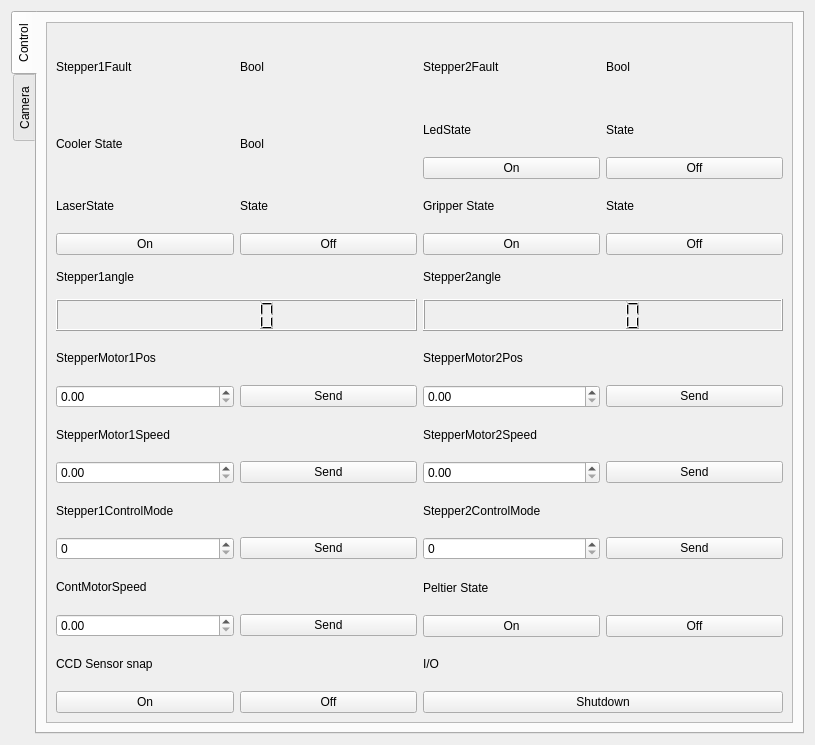
The window that UI_App/qt_ui_files/science_tab_layout.ui (mcgill-robotics/rover) describes before a commit, drawn with Qt 5.
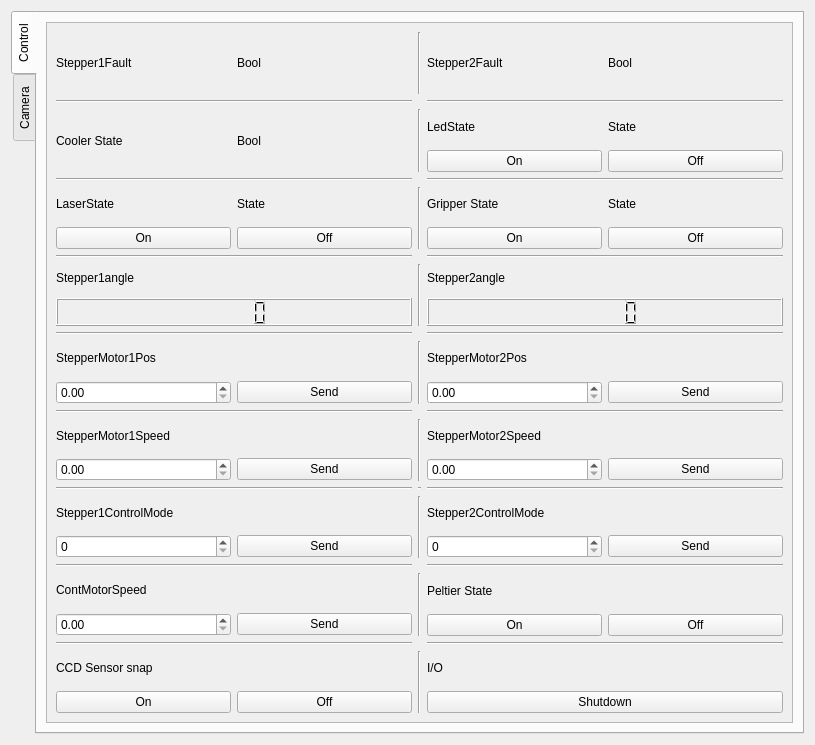
The same window after the commit. The open tabs and pages were chosen to show the change.

Commit message: final ui layouts and py files

```diff
--- a/UI_App/qt_ui_files/science_tab_layout.ui
+++ b/UI_App/qt_ui_files/science_tab_layout.ui
@@ -44,7 +44,7 @@
           <layout class="QGridLayout" name="gridLayout_3">
            <item row="0" column="0">
             <layout class="QGridLayout" name="gridLayout_2">
-             <item row="1" column="1">
+             <item row="2" column="2">
               <layout class="QGridLayout" name="gridLayout_8">
                <item row="0" column="1">
                 <widget class="QLabel" name="ledState_state_label">
@@ -76,7 +76,21 @@
                </item>
               </layout>
              </item>
-             <item row="2" column="0">
+             <item row="6" column="0">
+              <layout class="QGridLayout" name="gridLayout_20">
+               <item row="1" column="0">
+                <widget class="QLCDNumber" name="stepper1angle_display_value"/>
+               </item>
+               <item row="0" column="0">
+                <widget class="QLabel" name="stepper1angle_label">
+                 <property name="text">
+                  <string>Stepper1angle</string>
+                 </property>
+                </widget>
+               </item>
+              </layout>
+             </item>
+             <item row="4" column="0">
               <layout class="QGridLayout" name="gridLayout_9">
                <item row="0" column="1">
                 <widget class="QLabel" name="laserState_state_label">
@@ -108,7 +122,28 @@
                </item>
               </layout>
              </item>
-             <item row="2" column="1">
+             <item row="6" column="2">
+              <layout class="QGridLayout" name="gridLayout_22">
+               <item row="1" column="0">
+                <widget class="QLCDNumber" name="stepper2angle_display_value"/>
+               </item>
+               <item row="0" column="0">
+                <widget class="QLabel" name="stepper2angle_label">
+                 <property name="text">
+                  <string>Stepper2angle</string>
+                 </property>
+                </widget>
+               </item>
+              </layout>
+             </item>
+             <item row="1" column="2">
+              <widget class="Line" name="line_24">
+               <property name="orientation">
+                <enum>Qt::Horizontal</enum>
+               </property>
+              </widget>
+             </item>
+             <item row="4" column="2">
               <layout class="QGridLayout" name="gridLayout_10">
                <item row="0" column="1">
                 <widget class="QLabel" name="gripperState_state_label">
@@ -140,7 +175,14 @@
                </item>
               </layout>
              </item>
-             <item row="5" column="0">
+             <item row="0" column="1">
+              <widget class="Line" name="line">
+               <property name="orientation">
+                <enum>Qt::Vertical</enum>
+               </property>
+              </widget>
+             </item>
+             <item row="10" column="0">
               <layout class="QGridLayout" name="gridLayout_17">
                <item row="0" column="0">
                 <widget class="QLabel" name="stepperMotor1Speed_label">
@@ -161,7 +203,7 @@
                </item>
               </layout>
              </item>
-             <item row="8" column="0">
+             <item row="16" column="0">
               <layout class="QGridLayout" name="gridLayout_11">
                <item row="1" column="1">
                 <widget class="QPushButton" name="ccdSensorSnap_off_button">
@@ -186,7 +228,7 @@
                </item>
               </layout>
              </item>
-             <item row="1" column="0">
+             <item row="2" column="0">
               <layout class="QHBoxLayout" name="horizontalLayout_8">
                <item>
                 <widget class="QLabel" name="coolerState_label">
@@ -204,7 +246,7 @@
                </item>
               </layout>
              </item>
-             <item row="0" column="1">
+             <item row="0" column="2">
               <layout class="QHBoxLayout" name="horizontalLayout_4">
                <item>
                 <widget class="QLabel" name="stepper2Fault_label">
@@ -222,7 +264,7 @@
                </item>
               </layout>
              </item>
-             <item row="7" column="1">
+             <item row="14" column="2">
               <layout class="QGridLayout" name="gridLayout_12">
                <item row="1" column="1">
                 <widget class="QPushButton" name="peltierState_off_button">
@@ -247,7 +289,84 @@
                </item>
               </layout>
              </item>
-             <item row="4" column="0">
+             <item row="7" column="0">
+              <widget class="Line" name="line_17">
+               <property name="orientation">
+                <enum>Qt::Horizontal</enum>
+               </property>
+              </widget>
+             </item>
+             <item row="13" column="2">
+              <widget class="Line" name="line_15">
+               <property name="orientation">
+                <enum>Qt::Horizontal</enum>
+               </property>
+              </widget>
+             </item>
+             <item row="5" column="0">
+              <widget class="Line" name="line_19">
+               <property name="orientation">
+                <enum>Qt::Horizontal</enum>
+               </property>
+              </widget>
+             </item>
+             <item row="7" column="2">
+              <widget class="Line" name="line_18">
+               <property name="orientation">
+                <enum>Qt::Horizontal</enum>
+               </property>
+              </widget>
+             </item>
+             <item row="5" column="2">
+              <widget class="Line" name="line_20">
+               <property name="orientation">
+                <enum>Qt::Horizontal</enum>
+               </property>
+              </widget>
+             </item>
+             <item row="3" column="0">
+              <widget class="Line" name="line_21">
+               <property name="orientation">
+                <enum>Qt::Horizontal</enum>
+               </property>
+              </widget>
+             </item>
+             <item row="1" column="0">
+              <widget class="Line" name="line_23">
+               <property name="orientation">
+                <enum>Qt::Horizontal</enum>
+               </property>
+              </widget>
+             </item>
+             <item row="3" column="2">
+              <widget class="Line" name="line_22">
+               <property name="orientation">
+                <enum>Qt::Horizontal</enum>
+               </property>
+              </widget>
+             </item>
+             <item row="14" column="0">
+              <layout class="QGridLayout" name="gridLayout_15">
+               <item row="0" column="0">
+                <widget class="QLabel" name="contMotorSpeed_label">
+                 <property name="text">
+                  <string>ContMotorSpeed</string>
+                 </property>
+                </widget>
+               </item>
+               <item row="1" column="1">
+                <widget class="QPushButton" name="ContMotorSpeed_send_button">
+                 <property name="text">
+                  <string>Send</string>
+                 </property>
+                </widget>
+               </item>
+               <item row="1" column="0">
+                <widget class="QDoubleSpinBox" name="contMotorSpeed_doubleSpinBox"/>
+               </item>
+              </layout>
+             </item>
+             <item row="8" column="0">
               <layout class="QGridLayout" name="gridLayout_16">
                <item row="0" column="0">
                 <widget class="QLabel" name="stepperMotor1Pos_label">
@@ -286,7 +405,35 @@
                </item>
               </layout>
              </item>
-             <item row="6" column="0">
+             <item row="11" column="0">
+              <widget class="Line" name="line_16">
+               <property name="orientation">
+                <enum>Qt::Horizontal</enum>
+               </property>
+              </widget>
+             </item>
+             <item row="8" column="2">
+              <layout class="QGridLayout" name="gridLayout_21">
+               <item row="0" column="0">
+                <widget class="QLabel" name="stepperMotor2Pos_label">
+                 <property name="text">
+                  <string>StepperMotor2Pos</string>
+                 </property>
+                </widget>
+               </item>
+               <item row="1" column="1">
+                <widget class="QPushButton" name="stepperMotor2Pos_send_button">
+                 <property name="text">
+                  <string>Send</string>
+                 </property>
+                </widget>
+               </item>
+               <item row="1" column="0">
+                <widget class="QDoubleSpinBox" name="stepperMotor2Pos_doubleSpinBox"/>
+               </item>
+              </layout>
+             </item>
+             <item row="12" column="0">
               <layout class="QGridLayout" name="gridLayout_18">
                <item row="0" column="0">
                 <widget class="QLabel" name="stepper1ControlMode_label">
@@ -307,7 +454,7 @@
                </item>
               </layout>
              </item>
-             <item row="6" column="1">
+             <item row="12" column="2">
               <layout class="QGridLayout" name="gridLayout_24">
                <item row="0" column="0">
                 <widget class="QLabel" name="stepper2ControlMode_label">
@@ -328,7 +475,63 @@
                </item>
               </layout>
              </item>
-             <item row="5" column="1">
+             <item row="8" column="1">
+              <widget class="Line" name="line_5">
+               <property name="orientation">
+                <enum>Qt::Vertical</enum>
+               </property>
+              </widget>
+             </item>
+             <item row="4" column="1">
+              <widget class="Line" name="line_3">
+               <property name="orientation">
+                <enum>Qt::Vertical</enum>
+               </property>
+              </widget>
+             </item>
+             <item row="6" column="1">
+              <widget class="Line" name="line_4">
+               <property name="orientation">
+                <enum>Qt::Vertical</enum>
+               </property>
+              </widget>
+             </item>
+             <item row="10" column="1">
+              <widget class="Line" name="line_6">
+               <property name="orientation">
+                <enum>Qt::Vertical</enum>
+               </property>
+              </widget>
+             </item>
+             <item row="2" column="1">
+              <widget class="Line" name="line_2">
+               <property name="orientation">
+                <enum>Qt::Vertical</enum>
+               </property>
+              </widget>
+             </item>
+             <item row="12" column="1">
+              <widget class="Line" name="line_7">
+               <property name="orientation">
+                <enum>Qt::Vertical</enum>
+               </property>
+              </widget>
+             </item>
+             <item row="14" column="1">
+              <widget class="Line" name="line_8">
+               <property name="orientation">
+                <enum>Qt::Vertical</enum>
+               </property>
+              </widget>
+             </item>
+             <item row="16" column="1">
+              <widget class="Line" name="line_9">
+               <property name="orientation">
+                <enum>Qt::Vertical</enum>
+               </property>
+              </widget>
+             </item>
+             <item row="10" column="2">
               <layout class="QGridLayout" name="gridLayout_23">
                <item row="0" column="0">
                 <widget class="QLabel" name="stepperMotor2Speed_label">
@@ -349,77 +552,28 @@
                </item>
               </layout>
              </item>
-             <item row="3" column="1">
-              <layout class="QGridLayout" name="gridLayout_22">
-               <item row="1" column="0">
-                <widget class="QLCDNumber" name="stepper2angle_display_value"/>
-               </item>
-               <item row="0" column="0">
-                <widget class="QLabel" name="stepper2angle_label">
-                 <property name="text">
-                  <string>Stepper2angle</string>
-                 </property>
-                </widget>
-               </item>
-              </layout>
+             <item row="13" column="0">
+              <widget class="Line" name="line_12">
+               <property name="orientation">
+                <enum>Qt::Horizontal</enum>
+               </property>
+              </widget>
              </item>
-             <item row="4" column="1">
-              <layout class="QGridLayout" name="gridLayout_21">
-               <item row="0" column="0">
-                <widget class="QLabel" name="stepperMotor2Pos_label">
-                 <property name="text">
-                  <string>StepperMotor2Pos</string>
-                 </property>
-                </widget>
-               </item>
-               <item row="1" column="1">
-                <widget class="QPushButton" name="stepperMotor2Pos_send_button">
-                 <property name="text">
-                  <string>Send</string>
-                 </property>
-                </widget>
-               </item>
-               <item row="1" column="0">
-                <widget class="QDoubleSpinBox" name="stepperMotor2Pos_doubleSpinBox"/>
-               </item>
-              </layout>
+             <item row="15" column="0">
+              <widget class="Line" name="line_10">
+               <property name="orientation">
+                <enum>Qt::Horizontal</enum>
+               </property>
+              </widget>
              </item>
-             <item row="3" column="0">
-              <layout class="QGridLayout" name="gridLayout_20">
-               <item row="1" column="0">
-                <widget class="QLCDNumber" name="stepper1angle_display_value"/>
-               </item>
-               <item row="0" column="0">
-                <widget class="QLabel" name="stepper1angle_label">
-                 <property name="text">
-                  <string>Stepper1angle</string>
-                 </property>
-                </widget>
-               </item>
-              </layout>
+             <item row="15" column="2">
+              <widget class="Line" name="line_11">
+               <property name="orientation">
+                <enum>Qt::Horizontal</enum>
+               </property>
+              </widget>
              </item>
-             <item row="7" column="0">
-              <layout class="QGridLayout" name="gridLayout_15">
-               <item row="0" column="0">
-                <widget class="QLabel" name="contMotorSpeed_label">
-                 <property name="text">
-                  <string>ContMotorSpeed</string>
-                 </property>
-                </widget>
-               </item>
-               <item row="1" column="1">
-                <widget class="QPushButton" name="ContMotorSpeed_send_button">
-                 <property name="text">
-                  <string>Send</string>
-                 </property>
-                </widget>
-               </item>
-               <item row="1" column="0">
-                <widget class="QDoubleSpinBox" name="contMotorSpeed_doubleSpinBox"/>
-               </item>
-              </layout>
-             </item>
-             <item row="8" column="1">
+             <item row="16" column="2">
               <layout class="QGridLayout" name="gridLayout">
                <item row="0" column="0">
                 <widget class="QLabel" name="io_label">
@@ -437,6 +591,34 @@
                </item>
               </layout>
              </item>
+             <item row="11" column="2">
+              <widget class="Line" name="line_13">
+               <property name="orientation">
+                <enum>Qt::Horizontal</enum>
+               </property>
+              </widget>
+             </item>
+             <item row="11" column="1">
+              <widget class="Line" name="line_14">
+               <property name="orientation">
+                <enum>Qt::Horizontal</enum>
+               </property>
+              </widget>
+             </item>
+             <item row="9" column="0">
+              <widget class="Line" name="line_25">
+               <property name="orientation">
+                <enum>Qt::Horizontal</enum>
+               </property>
+              </widget>
+             </item>
+             <item row="9" column="2">
+              <widget class="Line" name="line_26">
+               <property name="orientation">
+                <enum>Qt::Horizontal</enum>
+               </property>
+              </widget>
+             </item>
             </layout>
            </item>
           </layout>
```
Left out of the diff: 51 changed lines with no effect on the pictures. The commit also changes 3 other files.
